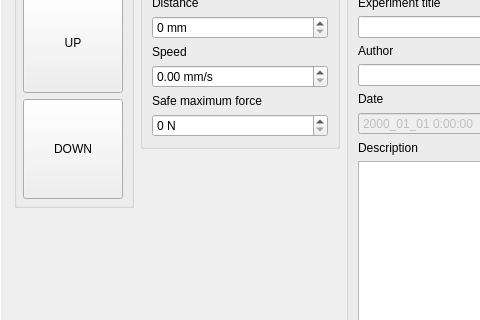
Above: src/main/resources/base/design.ui from OndrejPistora/thymos-loader before the change; both pictures show x 127 to 607 and y 111 to 431 of the 852 by 782 pixel window. Below: the same form after it.
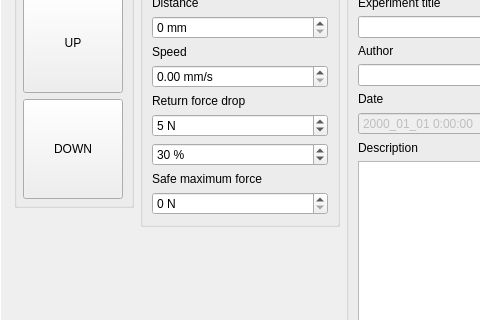
That is the form after the change. The open tabs and pages were chosen to show the change. Custom widgets are drawn as their Qt base class.

Commit message: ui return force drop

The edit to the form file:
```diff
--- a/src/main/resources/base/design.ui
+++ b/src/main/resources/base/design.ui
@@ -1007,6 +1007,60 @@
                    </property>
                   </widget>
                  </item>
+                 <item>
+                  <widget class="QLabel" name="label_20">
+                   <property name="sizePolicy">
+                    <sizepolicy hsizetype="Preferred" vsizetype="Maximum">
+                     <horstretch>0</horstretch>
+                     <verstretch>0</verstretch>
+                    </sizepolicy>
+                   </property>
+                   <property name="text">
+                    <string>Return force drop</string>
+                   </property>
+                  </widget>
+                 </item>
+                 <item>
+                  <widget class="QDoubleSpinBox" name="numExperimentForceDrop">
+                   <property name="showGroupSeparator" stdset="0">
+                    <bool>false</bool>
+                   </property>
+                   <property name="suffix">
+                    <string> N</string>
+                   </property>
+                   <property name="decimals">
+                    <number>0</number>
+                   </property>
+                   <property name="maximum">
+                    <double>10000.000000000000000</double>
+                   </property>
+                   <property name="value">
+                    <double>5.000000000000000</double>
+                   </property>
+                  </widget>
+                 </item>
+                 <item>
+                  <widget class="QDoubleSpinBox" name="numExperimentForceDropPercent">
+                   <property name="showGroupSeparator" stdset="0">
+                    <bool>false</bool>
+                   </property>
+                   <property name="suffix">
+                    <string> %</string>
+                   </property>
+                   <property name="decimals">
+                    <number>0</number>
+                   </property>
+                   <property name="minimum">
+                    <double>5.000000000000000</double>
+                   </property>
+                   <property name="maximum">
+                    <double>100.000000000000000</double>
+                   </property>
+                   <property name="value">
+                    <double>30.000000000000000</double>
+                   </property>
+                  </widget>
+                 </item>
                  <item>
                   <widget class="QLabel" name="label_19">
                    <property name="sizePolicy">
```
Left out of the diff: 106 changed lines with no effect on the pictures.
